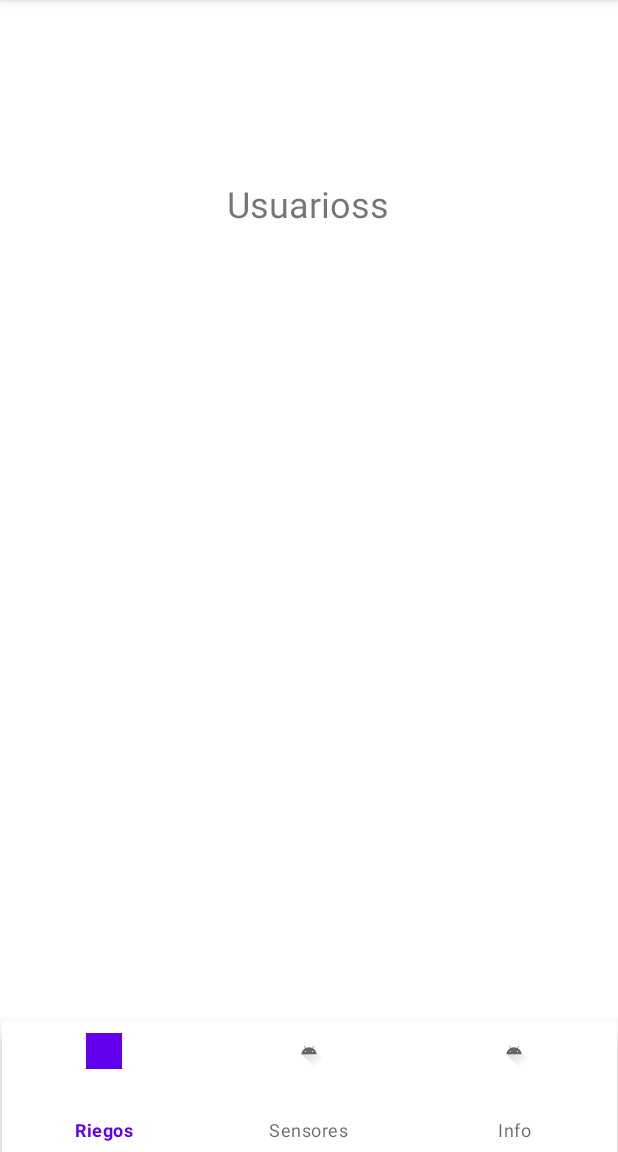
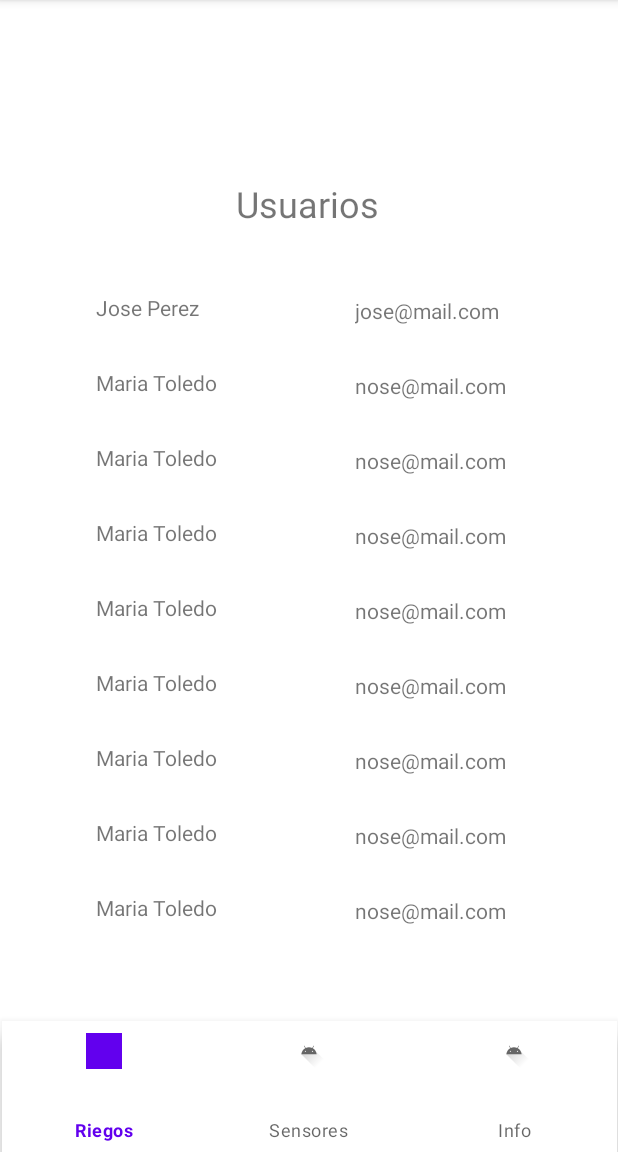
Before and after one commit to AlexTeper99/ReeGoAndroid, an Android app: the UserListFragment screen opened through its navigation route, on a phone screen of 412 x 824 dp, the part 84-1236 px from its top. Run offline under Robolectric (Android 15) with nearby library versions, the phone set to English and light mode, and no system bars; our stand-ins replace navigation-ui.

Commit message:
user list - harcoded users - live data problems

```diff
--- /dev/null
+++ b/app/src/main/java/com/example/reegoandroid/adapters/UserAdapter.kt
@@ -0,0 +1,46 @@
+package com.example.reegoandroid.adapters
+
+import android.view.LayoutInflater
+import android.view.View
+import android.view.ViewGroup
+import android.widget.TextView
+import androidx.recyclerview.widget.RecyclerView
+import com.example.reegoandroid.R
+import com.example.reegoandroid.viewmodels.node.UserData
+
+class UserAdapter(var userList: MutableList<UserData>) : RecyclerView.Adapter<UserAdapter.UserHolder>() {
+
+    class UserHolder (v: View) : RecyclerView.ViewHolder(v) {
+
+        private var view: View
+
+        init {
+            this.view = v
+        }
+
+        fun setUser(name: String, email: String){
+            var userNameView : TextView = view.findViewById(R.id.txtUserName)
+            userNameView.text = name
+
+            var userEmailView : TextView = view.findViewById(R.id.txtUserEmail)
+            userEmailView.text = email
+        }
+    }
+
+    override fun onCreateViewHolder(parent: ViewGroup, viewType: Int): UserHolder {
+        val view =  LayoutInflater.from(parent.context).inflate(R.layout.item_user,parent,false)
+        return (UserHolder(view))
+    }
+
+    override fun onBindViewHolder(holder: UserHolder, i: Int) {
+
+        holder.setUser(
+            userList[i].name,
+            userList[i].email,
+        )
+    }
+
+    override fun getItemCount(): Int {
+        return userList.size
+    }
+}
--- a/app/src/main/java/com/example/reegoandroid/fragments/LoginFragment.kt
+++ b/app/src/main/java/com/example/reegoandroid/fragments/LoginFragment.kt
@@ -1,13 +1,12 @@
 package com.example.reegoandroid.fragments
 
-import androidx.lifecycle.ViewModelProvider
 import android.os.Bundle
-import androidx.fragment.app.Fragment
 import android.view.LayoutInflater
 import android.view.View
 import android.view.ViewGroup
 import android.widget.Button
 import android.widget.TextView
+import androidx.fragment.app.Fragment
 import androidx.fragment.app.viewModels
 import androidx.navigation.findNavController
 import com.example.reegoandroid.R
@@ -18,6 +17,7 @@ class LoginFragment : Fragment() {
     private lateinit var txtLoginTitulo : TextView
     private lateinit var btnLogin: Button
     private lateinit var btnHelp: Button
+    private lateinit var btnAdmin: Button
 
     companion object {
         fun newInstance() = LoginFragment()
@@ -34,6 +34,7 @@ class LoginFragment : Fragment() {
         txtLoginTitulo = v.findViewById(R.id.txtLoginTitle)
         btnLogin = v.findViewById(R.id.btnLogin)
         btnHelp = v.findViewById(R.id.btnHelp)
+        btnAdmin = v.findViewById(R.id.adminBtn)
 
         return v
     }
@@ -54,6 +55,12 @@ class LoginFragment : Fragment() {
             v.findNavController().navigate(navigateLoginToHelp)
         }
 
+        // Admin Screen / Should call after login with admin user
+        btnAdmin.setOnClickListener{
+            val navigateLoginToAdmin = LoginFragmentDirections.actionLoginFragmentToUserListFragment()
+            v.findNavController().navigate(navigateLoginToAdmin)
+        }
+
 
     }
 
--- a/app/src/main/java/com/example/reegoandroid/fragments/UserListFragment.kt
+++ b/app/src/main/java/com/example/reegoandroid/fragments/UserListFragment.kt
@@ -1,20 +1,28 @@
 package com.example.reegoandroid.fragments
 
-import androidx.lifecycle.ViewModelProvider
 import android.os.Bundle
-import androidx.fragment.app.Fragment
 import android.view.LayoutInflater
 import android.view.View
 import android.view.ViewGroup
 import android.widget.TextView
+import androidx.fragment.app.Fragment
 import androidx.fragment.app.viewModels
+import androidx.recyclerview.widget.LinearLayoutManager
+import androidx.recyclerview.widget.RecyclerView
 import com.example.reegoandroid.R
-import com.example.reegoandroid.viewmodels.BackofficeViewModel
+import com.example.reegoandroid.adapters.UserAdapter
 import com.example.reegoandroid.viewmodels.UserListViewModel
+import com.example.reegoandroid.viewmodels.node.UserData
 
 class UserListFragment : Fragment() {
     lateinit var v: View
     private lateinit var txtTitle : TextView
+
+    lateinit var userRecyclerView: RecyclerView
+    lateinit var userAdapter: UserAdapter
+    var users : MutableList<UserData> = mutableListOf()
+
+
 
     private val userListViewModel : UserListViewModel by viewModels()
 
@@ -24,14 +32,45 @@ class UserListFragment : Fragment() {
     ): View? {
         v =  inflater.inflate(R.layout.fragment_user_list, container, false)
 
+        users.add(UserData("20-20-20", "jose@mail.com",23,1,false,"Jose Perez","123","20-20-22"))
+        users.add(UserData("20-20-20", "nose@mail.com",26,1,false,"Maria Toledo","123","20-20-22"))
+        users.add(UserData("20-20-20", "nose@mail.com",26,1,false,"Maria Toledo","123","20-20-22"))
+        users.add(UserData("20-20-20", "nose@mail.com",26,1,false,"Maria Toledo","123","20-20-22"))
+        users.add(UserData("20-20-20", "nose@mail.com",26,1,false,"Maria Toledo","123","20-20-22"))
+        users.add(UserData("20-20-20", "nose@mail.com",26,1,false,"Maria Toledo","123","20-20-22"))
+        users.add(UserData("20-20-20", "nose@mail.com",26,1,false,"Maria Toledo","123","20-20-22"))
+        users.add(UserData("20-20-20", "nose@mail.com",26,1,false,"Maria Toledo","123","20-20-22"))
+        users.add(UserData("20-20-20", "nose@mail.com",26,1,false,"Maria Toledo","123","20-20-22"))
+        users.add(UserData("20-20-20", "nose@mail.com",26,1,false,"Maria Toledo","123","20-20-22"))
+        users.add(UserData("20-20-20", "nose@mail.com",26,1,false,"Maria Toledo","123","20-20-22"))
+        users.add(UserData("20-20-20", "nose@mail.com",26,1,false,"Maria Toledo","123","20-20-22"))
+        users.add(UserData("20-20-20", "nose@mail.com",26,1,false,"Maria Toledo","123","20-20-22"))
+        users.add(UserData("20-20-20", "nose@mail.com",26,1,false,"Maria Toledo","123","20-20-22"))
+        users.add(UserData("20-20-20", "nose@mail.com",26,1,false,"Maria Toledo","123","20-20-22"))
+        users.add(UserData("20-20-20", "nose@mail.com",26,1,false,"Maria Toledo","123","20-20-22"))
+        users.add(UserData("20-20-20", "nose@mail.com",26,1,false,"Maria Toledo","123","20-20-22"))
+        users.add(UserData("20-20-20", "nose@mail.com",26,1,false,"Maria Toledo","123","20-20-22"))
+        users.add(UserData("20-20-20", "nose@mail.com",26,1,false,"Maria Toledo","123","20-20-22"))
+
+        userRecyclerView = v.findViewById(R.id.recViewUsers)
+
         txtTitle = v.findViewById(R.id.txtUsersTitle)
+        txtTitle.text = "Usuarios"
+
         return v
     }
 
     override fun onStart() {
         super.onStart()
 
-        txtTitle.text = "Usuarioss"
+        // TODO GET LIST FROM API AND SET IT TO THE RECYCLER VIEW // live data issue
+        //userListViewModel.getAllUsers()
+        //userAdapter = UserAdapter(userListViewModel.userList)
+
+        userAdapter = UserAdapter(users)
+        userRecyclerView.layoutManager = LinearLayoutManager(requireContext())
+        userRecyclerView.adapter = userAdapter
+
     }
 
 }
--- /dev/null
+++ b/app/src/main/java/com/example/reegoandroid/viewmodels/node/UserData.kt
@@ -0,0 +1,22 @@
+package com.example.reegoandroid.viewmodels.node
+
+import com.squareup.moshi.Json
+
+data class UserData(
+    @Json(name = "createdAt")
+    val createdAt: String,
+    @Json(name = "email")
+    val email: String,
+    @Json(name = "id")
+    val id: Int,
+    @Json(name = "idPlot")
+    val idPlot: Int,
+    @Json(name = "isAdmin")
+    val isAdmin: Boolean,
+    @Json(name = "name")
+    val name: String,
+    @Json(name = "password")
+    val password: String,
+    @Json(name = "updatedAt")
+    val updatedAt: String
+)
--- a/app/src/main/res/layout/fragment_user_list.xml
+++ b/app/src/main/res/layout/fragment_user_list.xml
@@ -21,4 +21,17 @@
         app:layout_constraintEnd_toEndOf="parent"
         app:layout_constraintStart_toStartOf="parent"
         app:layout_constraintTop_toTopOf="parent" />
+
+    <androidx.recyclerview.widget.RecyclerView
+        android:id="@+id/recViewUsers"
+        android:layout_width="417dp"
+        android:layout_height="462dp"
+        android:layout_marginStart="16dp"
+        android:layout_marginTop="30dp"
+        android:layout_marginEnd="16dp"
+        android:layout_marginBottom="99dp"
+        app:layout_constraintBottom_toBottomOf="parent"
+        app:layout_constraintEnd_toEndOf="parent"
+        app:layout_constraintStart_toStartOf="parent"
+        app:layout_constraintTop_toBottomOf="@+id/txtUsersTitle" />
 </androidx.constraintlayout.widget.ConstraintLayout>
--- /dev/null
+++ b/app/src/main/res/layout/item_user.xml
@@ -0,0 +1,41 @@
+<?xml version="1.0" encoding="utf-8"?>
+<androidx.cardview.widget.CardView xmlns:android="http://schemas.android.com/apk/res/android"
+    xmlns:app="http://schemas.android.com/apk/res-auto"
+    xmlns:tools="http://schemas.android.com/tools"
+    android:layout_width="match_parent"
+    android:layout_height="50dp">
+
+    <androidx.constraintlayout.widget.ConstraintLayout
+        android:layout_width="match_parent"
+        android:layout_height="50dp">
+
+
+        <TextView
+            android:id="@+id/txtUserName"
+            android:layout_width="122dp"
+            android:layout_height="27dp"
+            android:layout_marginStart="54dp"
+            android:layout_marginTop="3dp"
+            android:layout_marginEnd="19dp"
+            android:text="name"
+            app:layout_constraintBottom_toBottomOf="parent"
+            app:layout_constraintEnd_toStartOf="@+id/txtUserEmail"
+            app:layout_constraintStart_toStartOf="parent"
+            app:layout_constraintTop_toTopOf="parent" />
+
+        <TextView
+            android:id="@+id/txtUserEmail"
+            android:layout_width="151dp"
+            android:layout_height="22dp"
+            android:layout_marginStart="19dp"
+            android:layout_marginTop="5dp"
+            android:layout_marginEnd="15dp"
+            android:layout_marginBottom="3dp"
+            android:text="email"
+            app:layout_constraintBottom_toBottomOf="parent"
+            app:layout_constraintEnd_toEndOf="parent"
+            app:layout_constraintStart_toEndOf="@+id/txtUserName"
+            app:layout_constraintTop_toTopOf="parent" />
+    </androidx.constraintlayout.widget.ConstraintLayout>
+
+</androidx.cardview.widget.CardView>
--- a/app/src/main/res/navigation/navigation.xml
+++ b/app/src/main/res/navigation/navigation.xml
@@ -13,6 +13,9 @@
         <action
             android:id="@+id/action_loginFragment_to_helpFragment"
             app:destination="@id/helpFragment" />
+        <action
+            android:id="@+id/actionLoginFragmentToUserListFragment"
+            app:destination="@id/userListFragment" />
     </fragment>
     <fragment
         android:id="@+id/helpFragment"
```
Also changed, not shown: app/src/main/java/com/example/reegoandroid/viewmodels/UserListViewModel.kt (+45 -2 lines), app/src/main/java/com/example/reegoandroid/viewmodels/node/NodeApi.kt (+7 -1 lines), app/src/main/java/com/example/reegoandroid/viewmodels/node/NodeRepository.kt (+12 -0 lines), app/src/main/res/layout/fragment_login.xml (+21 -7 lines).
